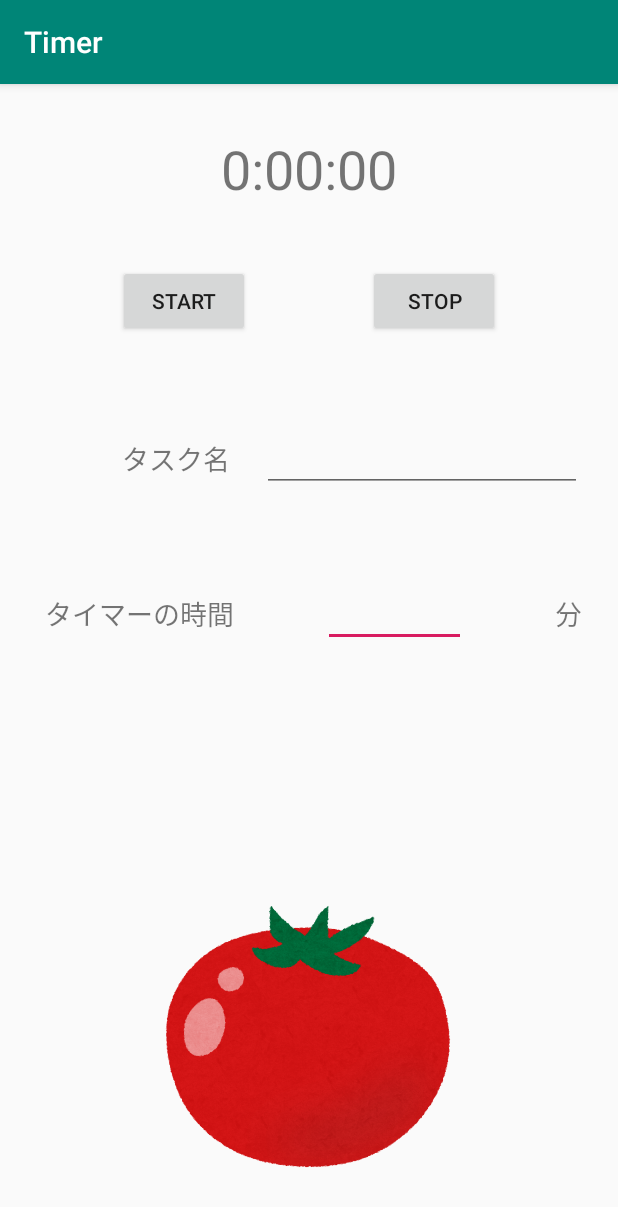
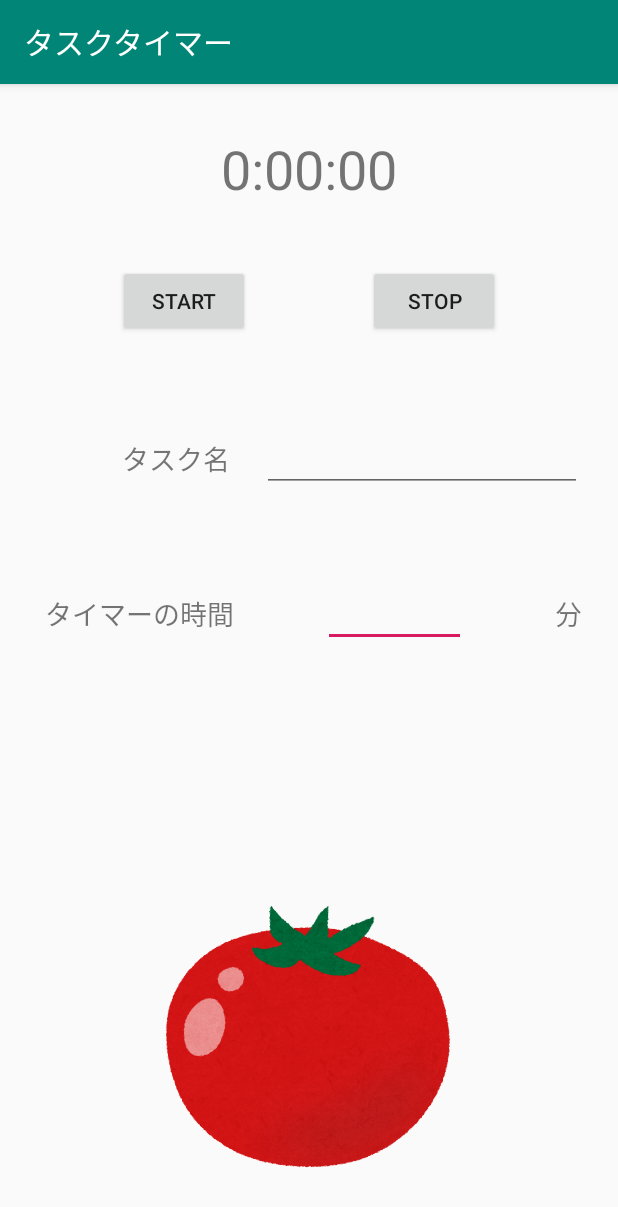
Before and after one commit to aqla114/android_timer, an Android app: the CompletedTasksListActivity screen opened directly, with no data from a screen before it, after a tap on an icon or button, on a phone screen of 412 x 824 dp. Shown: the top 1207 px of the screen. Run offline under Robolectric (Android 15) with nearby library versions, the phone set to English and light mode, and no system bars; libraries missing offline, so code that uses them is left out: io.realm, io.realm.kotlin; 4 statements that could not run were skipped.

Commit message:
set title

```diff
--- a/app/src/main/java/com/example/timer/CompletedTasksListActivity.kt
+++ b/app/src/main/java/com/example/timer/CompletedTasksListActivity.kt
@@ -21,6 +21,7 @@ class CompletedTasksListActivity : AppCompatActivity() {
         super.onCreate(savedInstanceState)
         setContentView(R.layout.activity_completed_tasks_list)
         setSupportActionBar(toolbar)
+        setTitle(R.string.activity_completed_tasks_list_title)
 
         val tasks = taskRepository.getAll().sortedByDescending { x -> x.id }
 
--- a/app/src/main/java/com/example/timer/CompletionActivity.kt
+++ b/app/src/main/java/com/example/timer/CompletionActivity.kt
@@ -21,6 +21,7 @@ class CompletionActivity : AppCompatActivity() {
     override fun onCreate(savedInstanceState: Bundle?) {
         super.onCreate(savedInstanceState)
         setContentView(R.layout.activity_completion)
+        setTitle(R.string.activity_completion_title)
 
         time = intent.getLongExtra(TIME_MESSAGE, 0)
         taskName = intent.getStringExtra(TASK_NAME_MESSAGE)
--- a/app/src/main/java/com/example/timer/MainActivity.kt
+++ b/app/src/main/java/com/example/timer/MainActivity.kt
@@ -28,6 +28,7 @@ class MainActivity : AppCompatActivity() {
     override fun onCreate(savedInstanceState: Bundle?) {
         super.onCreate(savedInstanceState)
         setContentView(R.layout.activity_main)
+        setTitle(R.string.activity_main)
 
         timerText = findViewById(R.id.timer_text)
         taskMinutesInput = findViewById(R.id.task_minutes_text_edit)
--- a/app/src/main/res/values/strings.xml
+++ b/app/src/main/res/values/strings.xml
@@ -14,4 +14,7 @@
     <string name="next_task_button">次のタスクへ</string>
     <string name="task_name_label">タスク名</string>
     <string name="title_activity_completed_tasks_list">CompletedTasksListActivity</string>
+    <string name="activity_completed_tasks_list_title">完了タスク一覧</string>
+    <string name="activity_completion_title">集中できた？</string>
+    <string name="activity_main">タスクタイマー</string>
 </resources>
```
